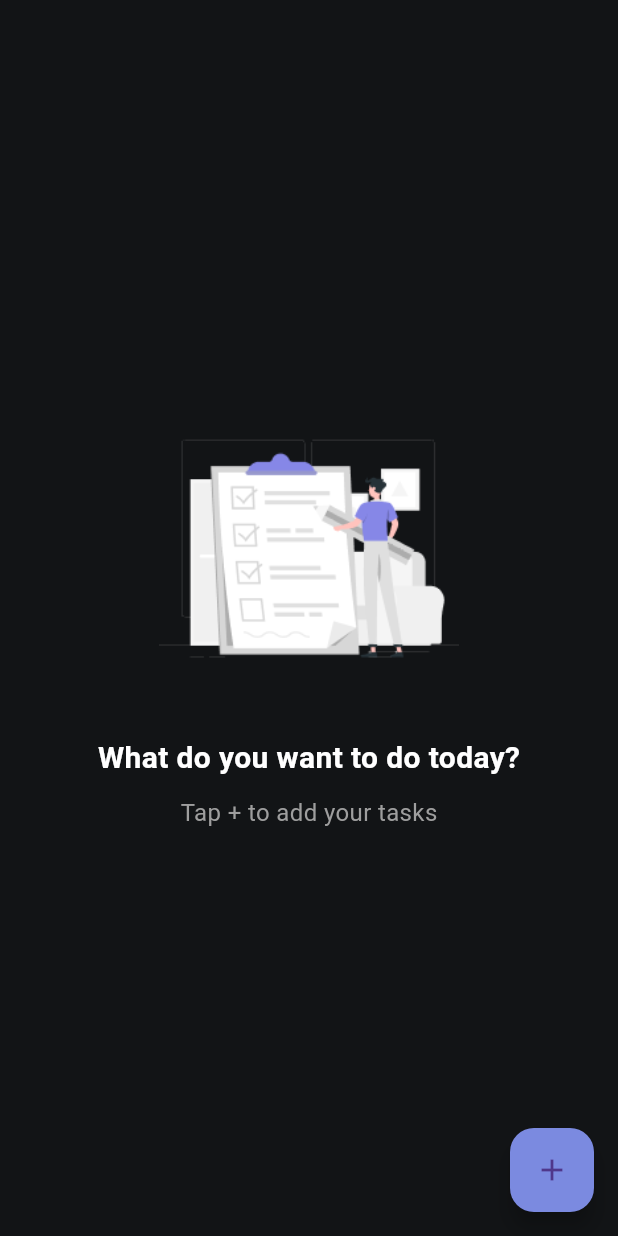
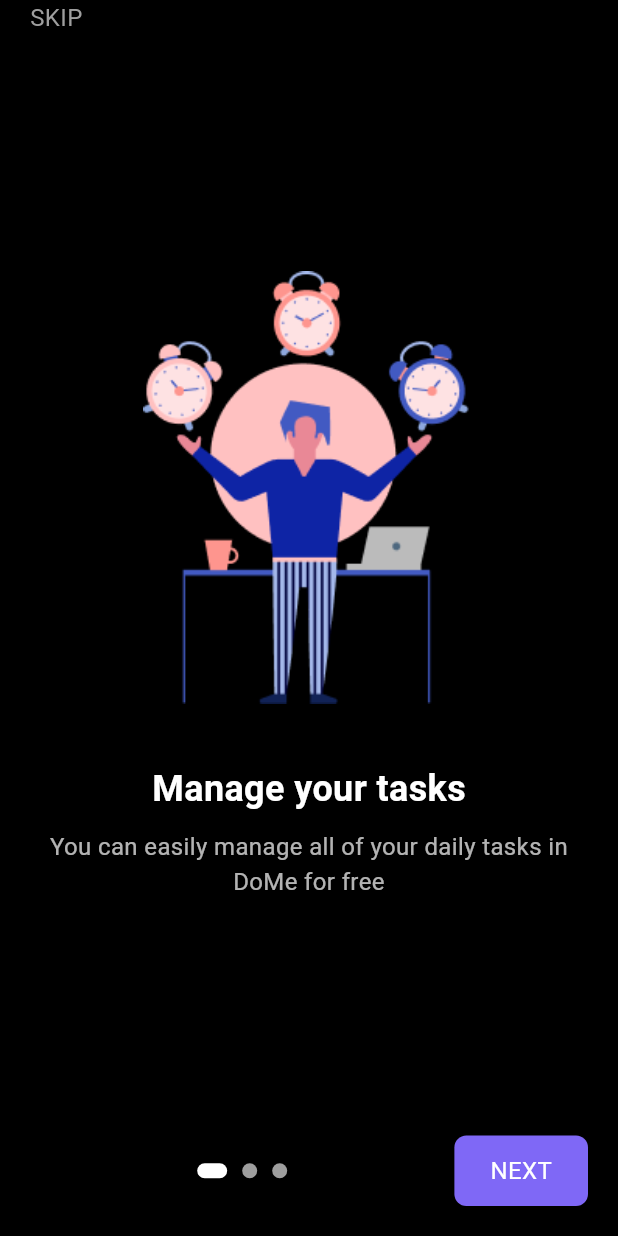
Before and after one commit to Paccyfic/Simple_Todo_App, a Flutter app: the screen it shows after launch, on a phone screen of 412 x 824 dp. Run offline on Flutter 3.47's test engine with Material 3 defaults, Android fonts, the phone set to English and light mode, and no system bars; our stand-ins replace hive, hive_flutter; accounts and stored records are empty.

Commit message:
ft(onboarding-screen): Add an onboarding screen with swipable & navigatable pageview layers

```diff
--- a/lib/main.dart
+++ b/lib/main.dart
@@ -3,14 +3,16 @@ import 'package:hive_flutter/hive_flutter.dart';
 import 'package:provider/provider.dart';
 import 'models/task.dart';
 import 'providers/task_provider.dart';
-// ignore: unused_import
-import 'screens/add_task_screen.dart';
-import 'screens/home_screen.dart';
+import 'screens/onboarding_screen.dart';
+//import 'screens/home_screen.dart';
 
 void main() async {
   await Hive.initFlutter();
+
   Hive.registerAdapter(TaskAdapter());
+
   await Hive.openBox('tasksBox');
+  await Hive.openBox('settingsBox');
 
   runApp(
     ChangeNotifierProvider(
@@ -23,12 +25,15 @@ void main() async {
 class MyApp extends StatelessWidget {
   @override
   Widget build(BuildContext context) {
+   // final settingsBox = Hive.box('settingsBox');
+   // bool onboardingComplete = settingsBox.get('onboardingComplete', defaultValue: false);
+
     return MaterialApp(
       title: 'To-Do App',
       theme: ThemeData(
         primarySwatch: Colors.blue,
       ),
-      home: HomeScreen(),
+      home:  OnboardingScreen(),
     );
   }
 }
--- /dev/null
+++ b/lib/screens/onboarding_screen.dart
@@ -0,0 +1,205 @@
+import 'package:flutter/material.dart';
+import 'package:hive/hive.dart';
+import 'home_screen.dart';
+
+class OnboardingScreen extends StatefulWidget {
+  @override
+  _OnboardingScreenState createState() => _OnboardingScreenState();
+}
+
+class _OnboardingScreenState extends State<OnboardingScreen> {
+  final PageController _controller = PageController();
+  int _currentPage = 0;
+
+  final List<Widget> _pages = [
+    OnboardingPage(
+      title: 'Manage your tasks',
+      description: 'You can easily manage all of your daily tasks in DoMe for free',
+      image: 'assets/images/onboarding1.png',
+    ),
+    OnboardingPage(
+      title: 'Create daily routine',
+      description: 'In Uptodo  you can create your personalized routine to stay productive',
+      image: 'assets/images/onboarding2.png',
+    ),
+    OnboardingPage(
+      title: 'Orgonaize your tasks',
+      description: 'You can organize your daily tasks by adding your tasks into separate categories',
+      image: 'assets/images/onboarding3.png',
+    ),
+  ];
+
+  @override
+  Widget build(BuildContext context) {
+    return Scaffold(
+      backgroundColor: Colors.black,
+      body: SafeArea(
+        child: Column(
+          children: [
+            Padding(
+              padding: const EdgeInsets.symmetric(horizontal: 20),
+              child: Align(
+                alignment: Alignment.centerLeft,
+                child: GestureDetector(
+                  onTap: () async {
+                    var box = await Hive.openBox('settingsBox');
+                    await box.put('onboardingComplete', true);
+                    Navigator.pushReplacement(
+                      context,
+                      MaterialPageRoute(builder: (context) => HomeScreen()),
+                    );
+                  },
+                  child: Text(
+                    'SKIP',
+                    style: TextStyle(
+                      color: Colors.grey,
+                      fontSize: 16,
+                    ),
+                  ),
+                ),
+              ),
+            ),
+            Expanded(
+              child: PageView.builder(
+                controller: _controller,
+                onPageChanged: (index) {
+                  setState(() {
+                    _currentPage = index;
+                  });
+                },
+                itemCount: _pages.length,
+                itemBuilder: (context, index) {
+                  return _pages[index];
+                },
+              ),
+            ),
+            Padding(
+              padding: const EdgeInsets.symmetric(horizontal: 20),
+              child: Row(
+                mainAxisAlignment: MainAxisAlignment.spaceBetween,
+                children: [
+                  _currentPage != 0
+                      ? GestureDetector(
+                          onTap: () {
+                            _controller.previousPage(
+                              duration: Duration(milliseconds: 300),
+                              curve: Curves.easeIn,
+                            );
+                          },
+                          child: Text(
+                            'BACK',
+                            style: TextStyle(
+                              color: Colors.grey,
+                              fontSize: 16,
+                            ),
+                          ),
+                        )
+                      : SizedBox(),
+                  Row(
+                    children: List.generate(
+                      _pages.length,
+                      (index) => buildDot(index, context),
+                    ),
+                  ),
+                  GestureDetector(
+                    onTap: () {
+                      if (_currentPage == _pages.length - 1) {
+                        Hive.box('settingsBox').put('onboardingComplete', true);
+                        Navigator.pushReplacement(
+                          context,
+                          MaterialPageRoute(builder: (context) => HomeScreen()),
+                        );
+                      } else {
+                        _controller.nextPage(
+                          duration: Duration(milliseconds: 300),
+                          curve: Curves.easeIn,
+                        );
+                      }
+                    },
+                    child: Container(
+                      padding: EdgeInsets.symmetric(
+                          vertical: 12, horizontal: 24),
+                      decoration: BoxDecoration(
+                        color: Color(0xFF7F68F6),
+                        borderRadius: BorderRadius.circular(8),
+                      ),
+                      child: Text(
+                        _currentPage == _pages.length - 1 ? 'GET STARTED' : 'NEXT',
+                        style: TextStyle(
+                          color: Colors.white,
+                          fontSize: 16,
+                        ),
+                      ),
+                    ),
+                  ),
+                ],
+              ),
+            ),
+            SizedBox(height: 20),
+          ],
+        ),
+      ),
+    );
+  }
+
+  Container buildDot(int index, BuildContext context) {
+    return Container(
+      height: 10,
+      width: _currentPage == index ? 20 : 10,
+      margin: EdgeInsets.symmetric(horizontal: 5),
+      decoration: BoxDecoration(
+        color: _currentPage == index ? Colors.white : Colors.grey,
+        borderRadius: BorderRadius.circular(10),
+      ),
+    );
+  }
+}
+
+class OnboardingPage extends StatelessWidget {
+  final String title;
+  final String description;
+  final String image;
+
+  const OnboardingPage({
+    required this.title,
+    required this.description,
+    required this.image,
+  });
+
+  @override
+  Widget build(BuildContext context) {
+    return Padding(
+      padding: const EdgeInsets.all(20),
+      child: Column(
+        mainAxisAlignment: MainAxisAlignment.center,
+        children: [
+
+          SizedBox(
+            height: MediaQuery.of(context).size.height * 0.35,
+            child: Image.asset(image, fit: BoxFit.contain),
+          ),
+          SizedBox(height: 40),
+
+          Text(
+            title,
+            style: TextStyle(
+              color: Colors.white,
+              fontSize: 24,
+              fontWeight: FontWeight.bold,
+            ),
+          ),
+          SizedBox(height: 10),
+
+          Text(
+            description,
+            textAlign: TextAlign.center,
+            style: TextStyle(
+              color: Colors.white70,
+              fontSize: 16,
+            ),
+          ),
+        ],
+      ),
+    );
+  }
+}
```
Also changed, not shown: assets/images/onboarding1.png (added), assets/images/onboarding2.png (added), assets/images/onboarding3.png (added), pubspec.yaml (line endings or trailing spaces).
